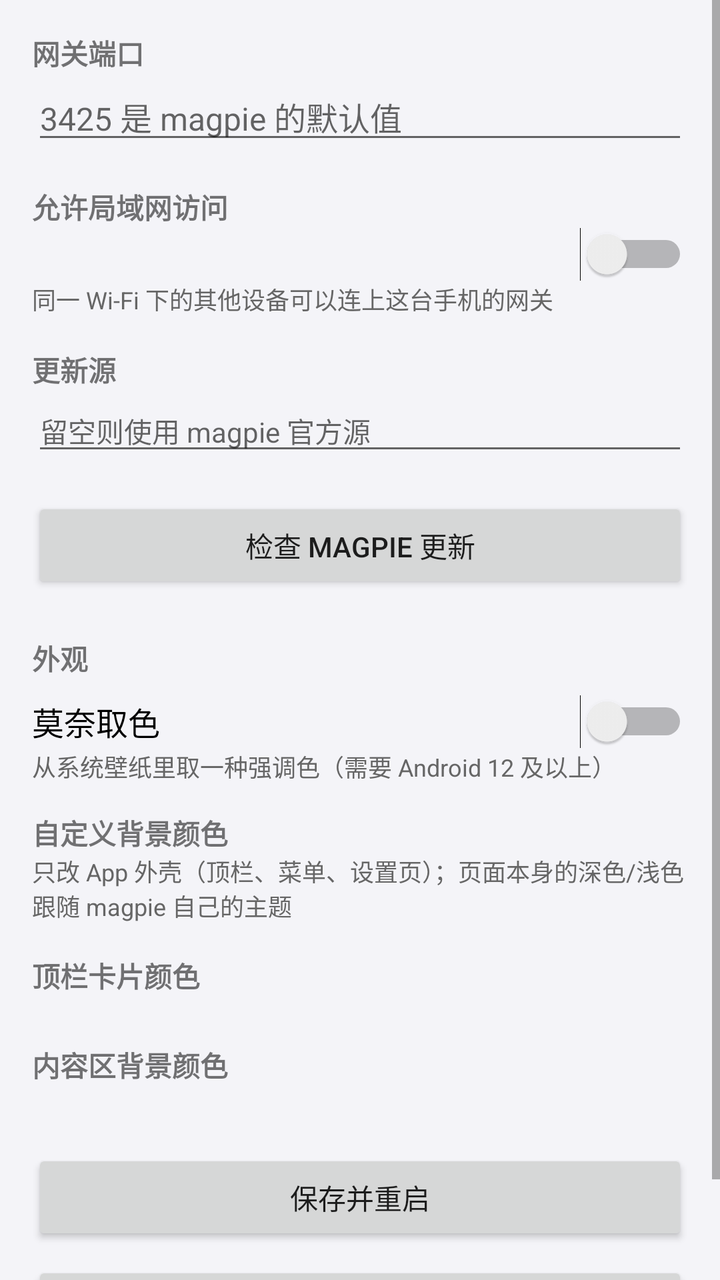
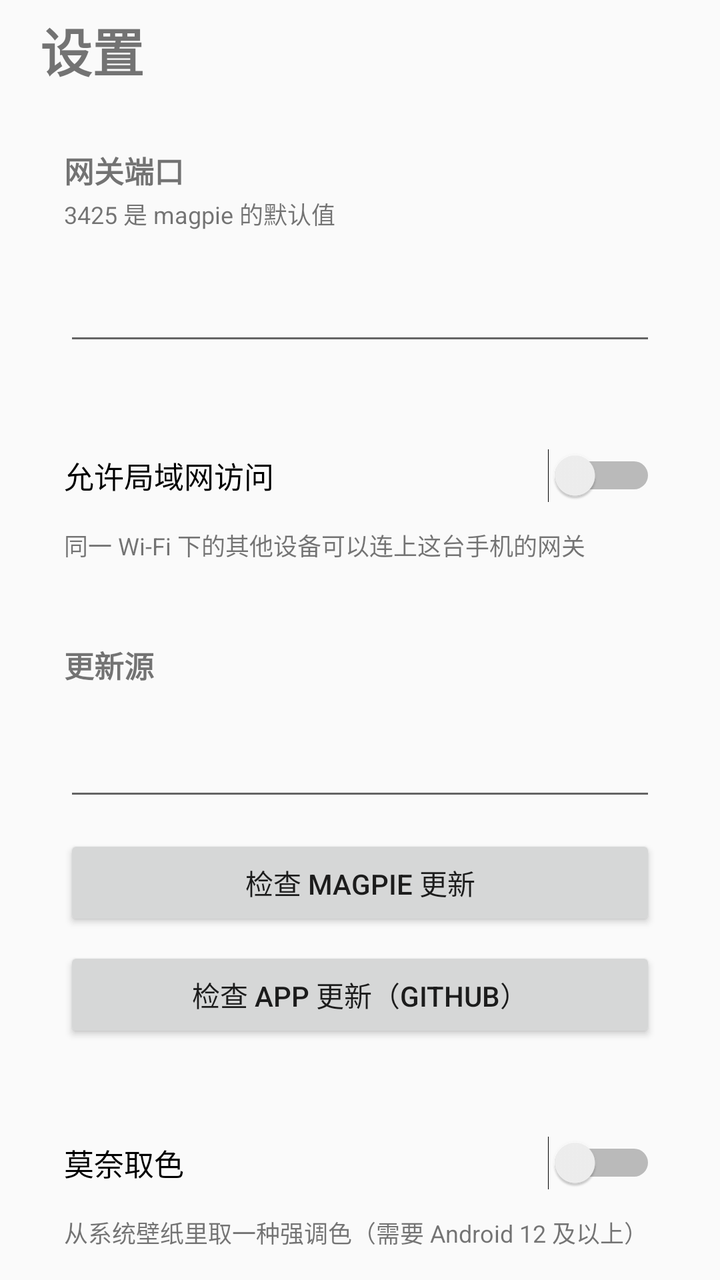

The first picture is an Android layout as it rendered before a commit; the second is the same layout after the commit. The layout source and the unified diff follow.
<!-- AndroidManifest.xml: application theme Theme.Magpie -->
<!-- res/layout/activity_settings.xml -->
<?xml version="1.0" encoding="utf-8"?>
<ScrollView xmlns:android="http://schemas.android.com/apk/res/android"
    android:id="@+id/settings_root"
    android:layout_width="match_parent"
    android:layout_height="match_parent"
    android:background="#F4F4F8"
    android:fillViewport="true">

    <LinearLayout
        android:layout_width="match_parent"
        android:layout_height="wrap_content"
        android:orientation="vertical"
        android:padding="16dp">

        <TextView
            android:layout_width="match_parent"
            android:layout_height="wrap_content"
            android:text="@string/settings_gateway_port"
            android:textSize="14sp"
            android:textStyle="bold" />

        <EditText
            android:id="@+id/port"
            android:layout_width="match_parent"
            android:layout_height="wrap_content"
            android:hint="@string/settings_gateway_port_hint"
            android:inputType="number"
            android:maxLength="5"
            android:textSize="16sp" />

        <TextView
            android:layout_width="match_parent"
            android:layout_height="wrap_content"
            android:layout_marginTop="16dp"
            android:text="@string/settings_lan"
            android:textSize="14sp"
            android:textStyle="bold" />

        <Switch
            android:id="@+id/lan"
            android:layout_width="match_parent"
            android:layout_height="wrap_content" />

        <TextView
            android:layout_width="match_parent"
            android:layout_height="wrap_content"
            android:text="@string/settings_lan_hint"
            android:textColor="#666666"
            android:textSize="12sp" />

        <TextView
            android:layout_width="match_parent"
            android:layout_height="wrap_content"
            android:layout_marginTop="16dp"
            android:text="@string/settings_update_feed"
            android:textSize="14sp"
            android:textStyle="bold" />

        <EditText
            android:id="@+id/feed"
            android:layout_width="match_parent"
            android:layout_height="wrap_content"
            android:hint="@string/settings_update_feed_hint"
            android:inputType="textUri"
            android:textSize="14sp" />

        <Button
            android:id="@+id/check_update"
            android:layout_width="match_parent"
            android:layout_height="wrap_content"
            android:layout_marginTop="16dp"
            android:text="@string/settings_check_update" />

        <TextView
            android:layout_width="match_parent"
            android:layout_height="wrap_content"
            android:layout_marginTop="22dp"
            android:text="@string/settings_appearance"
            android:textSize="14sp"
            android:textStyle="bold" />

        <Switch
            android:id="@+id/monet"
            android:layout_width="match_parent"
            android:layout_height="wrap_content"
            android:layout_marginTop="8dp"
            android:text="@string/settings_monet"
            android:textSize="16sp" />

        <TextView
            android:id="@+id/monet_hint"
            android:layout_width="match_parent"
            android:layout_height="wrap_content"
            android:text="@string/settings_monet_hint"
            android:textColor="#666666"
            android:textSize="12sp" />

        <TextView
            android:layout_width="match_parent"
            android:layout_height="wrap_content"
            android:layout_marginTop="14dp"
            android:text="@string/settings_bg"
            android:textSize="14sp"
            android:textStyle="bold" />

        <TextView
            android:layout_width="match_parent"
            android:layout_height="wrap_content"
            android:text="@string/settings_bg_hint"
            android:textColor="#666666"
            android:textSize="12sp" />

        <TextView
            android:layout_width="match_parent"
            android:layout_height="wrap_content"
            android:layout_marginTop="16dp"
            android:text="@string/settings_header_bg"
            android:textSize="14sp"
            android:textStyle="bold" />

        <LinearLayout
            android:id="@+id/colors_header"
            android:layout_width="match_parent"
            android:layout_height="wrap_content"
            android:layout_marginTop="8dp"
            android:orientation="horizontal" />

        <TextView
            android:layout_width="match_parent"
            android:layout_height="wrap_content"
            android:layout_marginTop="16dp"
            android:text="@string/settings_page_bg"
            android:textSize="14sp"
            android:textStyle="bold" />

        <LinearLayout
            android:id="@+id/colors_page"
            android:layout_width="match_parent"
            android:layout_height="wrap_content"
            android:layout_marginTop="8dp"
            android:orientation="horizontal" />

        <Button
            android:id="@+id/save"
            android:layout_width="match_parent"
            android:layout_height="wrap_content"
            android:layout_marginTop="24dp"
            android:text="@string/settings_save" />

        <Button
            android:id="@+id/restart"
            android:layout_width="match_parent"
            android:layout_height="wrap_content"
            android:layout_marginTop="8dp"
            android:text="@string/settings_restart_now" />

    </LinearLayout>
</ScrollView>
<!-- resources referenced by this layout -->
<resources>
  <string name="settings_appearance">外观</string>
  <string name="settings_bg">自定义背景颜色</string>
  <string name="settings_bg_hint">只改 App 外壳（顶栏、菜单、设置页）；页面本身的深色/浅色跟随 magpie 自己的主题</string>
  <string name="settings_check_update">检查 magpie 更新</string>
  <string name="settings_gateway_port">网关端口</string>
  <string name="settings_gateway_port_hint">3425 是 magpie 的默认值</string>
  <string name="settings_header_bg">顶栏卡片颜色</string>
  <string name="settings_lan">允许局域网访问</string>
  <string name="settings_lan_hint">同一 Wi-Fi 下的其他设备可以连上这台手机的网关</string>
  <string name="settings_monet">莫奈取色</string>
  <string name="settings_monet_hint">从系统壁纸里取一种强调色（需要 Android 12 及以上）</string>
  <string name="settings_page_bg">内容区背景颜色</string>
  <string name="settings_restart_now">立即重启网关</string>
  <string name="settings_save">保存并重启</string>
  <string name="settings_update_feed">更新源</string>
  <string name="settings_update_feed_hint">留空则使用 magpie 官方源</string>
  <style name="Theme.Magpie" parent="@android:style/Theme.Material.Light.NoActionBar">
          <item name="android:windowBackground">#F4F4F8</item>
          
          <item name="android:statusBarColor">@android:color/transparent</item>
          <item name="android:navigationBarColor">@android:color/transparent</item>
          <item name="android:windowLightStatusBar">true</item>
          <item name="android:windowLightNavigationBar">true</item>
          <item name="android:windowDrawsSystemBarBackgrounds">true</item>
          <item name="android:windowLayoutInDisplayCutoutMode">shortEdges</item>
          <item name="android:windowActionModeOverlay">true</item>
      </style>
</resources>

<!-- the commit's change to res/layout/activity_settings.xml (unified diff, before → after) -->
@@ -3,155 +3,202 @@
     android:id="@+id/settings_root"
     android:layout_width="match_parent"
     android:layout_height="match_parent"
-    android:background="#F4F4F8"
-    android:fillViewport="true">
+    android:fillViewport="true"
+    android:scrollbars="none">
 
     <LinearLayout
         android:layout_width="match_parent"
         android:layout_height="wrap_content"
         android:orientation="vertical"
-        android:padding="16dp">
+        android:paddingStart="16dp"
+        android:paddingTop="6dp"
+        android:paddingEnd="16dp"
+        android:paddingBottom="24dp">
 
         <TextView
-            android:layout_width="match_parent"
-            android:layout_height="wrap_content"
-            android:text="@string/settings_gateway_port"
-            android:textSize="14sp"
+            android:id="@+id/settings_title"
+            android:layout_width="wrap_content"
+            android:layout_height="wrap_content"
+            android:layout_marginStart="4dp"
+            android:layout_marginBottom="14dp"
+            android:text="@string/act_settings"
+            android:textSize="26sp"
             android:textStyle="bold" />
 
-        <EditText
-            android:id="@+id/port"
-            android:layout_width="match_parent"
-            android:layout_height="wrap_content"
-            android:hint="@string/settings_gateway_port_hint"
-            android:inputType="number"
-            android:maxLength="5"
-            android:textSize="16sp" />
-
-        <TextView
-            android:layout_width="match_parent"
-            android:layout_height="wrap_content"
-            android:layout_marginTop="16dp"
-            android:text="@string/settings_lan"
-            android:textSize="14sp"
-            android:textStyle="bold" />
-
-        <Switch
-            android:id="@+id/lan"
-            android:layout_width="match_parent"
-            android:layout_height="wrap_content" />
-
-        <TextView
-            android:layout_width="match_parent"
-            android:layout_height="wrap_content"
-            android:text="@string/settings_lan_hint"
-            android:textColor="#666666"
-            android:textSize="12sp" />
-
-        <TextView
-            android:layout_width="match_parent"
-            android:layout_height="wrap_content"
-            android:layout_marginTop="16dp"
-            android:text="@string/settings_update_feed"
-            android:textSize="14sp"
-            android:textStyle="bold" />
-
-        <EditText
-            android:id="@+id/feed"
-            android:layout_width="match_parent"
-            android:layout_height="wrap_content"
-            android:hint="@string/settings_update_feed_hint"
-            android:inputType="textUri"
-            android:textSize="14sp" />
-
-        <Button
-            android:id="@+id/check_update"
-            android:layout_width="match_parent"
-            android:layout_height="wrap_content"
-            android:layout_marginTop="16dp"
-            android:text="@string/settings_check_update" />
-
-        <TextView
-            android:layout_width="match_parent"
-            android:layout_height="wrap_content"
-            android:layout_marginTop="22dp"
-            android:text="@string/settings_appearance"
-            android:textSize="14sp"
-            android:textStyle="bold" />
-
-        <Switch
-            android:id="@+id/monet"
-            android:layout_width="match_parent"
-            android:layout_height="wrap_content"
-            android:layout_marginTop="8dp"
-            android:text="@string/settings_monet"
-            android:textSize="16sp" />
-
-        <TextView
-            android:id="@+id/monet_hint"
-            android:layout_width="match_parent"
-            android:layout_height="wrap_content"
-            android:text="@string/settings_monet_hint"
-            android:textColor="#666666"
-            android:textSize="12sp" />
-
-        <TextView
-            android:layout_width="match_parent"
-            android:layout_height="wrap_content"
-            android:layout_marginTop="14dp"
-            android:text="@string/settings_bg"
-            android:textSize="14sp"
-            android:textStyle="bold" />
-
-        <TextView
-            android:layout_width="match_parent"
-            android:layout_height="wrap_content"
-            android:text="@string/settings_bg_hint"
-            android:textColor="#666666"
-            android:textSize="12sp" />
-
-        <TextView
-            android:layout_width="match_parent"
-            android:layout_height="wrap_content"
-            android:layout_marginTop="16dp"
-            android:text="@string/settings_header_bg"
-            android:textSize="14sp"
-            android:textStyle="bold" />
-
-        <LinearLayout
-            android:id="@+id/colors_header"
-            android:layout_width="match_parent"
-            android:layout_height="wrap_content"
-            android:layout_marginTop="8dp"
-            android:orientation="horizontal" />
-
-        <TextView
-            android:layout_width="match_parent"
-            android:layout_height="wrap_content"
-            android:layout_marginTop="16dp"
-            android:text="@string/settings_page_bg"
-            android:textSize="14sp"
-            android:textStyle="bold" />
-
-        <LinearLayout
-            android:id="@+id/colors_page"
-            android:layout_width="match_parent"
-            android:layout_height="wrap_content"
-            android:layout_marginTop="8dp"
-            android:orientation="horizontal" />
+        <LinearLayout
+            android:id="@+id/card_port"
+            android:layout_width="match_parent"
+            android:layout_height="wrap_content"
+            android:orientation="vertical"
+            android:padding="16dp">
+
+            <TextView
+                android:id="@+id/label_port"
+                android:layout_width="match_parent"
+                android:layout_height="wrap_content"
+                android:text="@string/settings_gateway_port"
+                android:textSize="15sp"
+                android:textStyle="bold" />
+
+            <TextView
+                android:id="@+id/hint_port"
+                android:layout_width="match_parent"
+                android:layout_height="wrap_content"
+                android:layout_marginTop="2dp"
+                android:text="@string/settings_gateway_port_hint"
+                android:textSize="12sp" />
+
+            <EditText
+                android:id="@+id/port"
+                android:layout_width="match_parent"
+                android:layout_height="52dp"
+                android:layout_marginTop="10dp"
+                android:gravity="center_vertical"
+                android:inputType="number"
+                android:maxLength="5"
+                android:paddingStart="14dp"
+                android:paddingEnd="14dp"
+                android:textSize="16sp" />
+        </LinearLayout>
+
+        <LinearLayout
+            android:id="@+id/card_lan"
+            android:layout_width="match_parent"
+            android:layout_height="wrap_content"
+            android:layout_marginTop="10dp"
+            android:orientation="vertical"
+            android:paddingStart="16dp"
+            android:paddingTop="8dp"
+            android:paddingEnd="16dp"
+            android:paddingBottom="14dp">
+
+            <Switch
+                android:id="@+id/lan"
+                android:layout_width="match_parent"
+                android:layout_height="52dp"
+                android:text="@string/settings_lan"
+                android:textSize="15sp" />
+
+            <TextView
+                android:id="@+id/hint_lan"
+                android:layout_width="match_parent"
+                android:layout_height="wrap_content"
+                android:text="@string/settings_lan_hint"
+                android:textSize="12sp" />
+        </LinearLayout>
+
+        <LinearLayout
+            android:id="@+id/card_feed"
+            android:layout_width="match_parent"
+            android:layout_height="wrap_content"
+            android:layout_marginTop="10dp"
+            android:orientation="vertical"
+            android:padding="16dp">
+
+            <TextView
+                android:id="@+id/label_feed"
+                android:layout_width="match_parent"
+                android:layout_height="wrap_content"
+                android:text="@string/settings_update_feed"
+                android:textSize="15sp"
+                android:textStyle="bold" />
+
+            <EditText
+                android:id="@+id/feed"
+                android:layout_width="match_parent"
+                android:layout_height="52dp"
+                android:layout_marginTop="10dp"
+                android:gravity="center_vertical"
+                android:inputType="textUri"
+                android:paddingStart="14dp"
+                android:paddingEnd="14dp"
+                android:textSize="14sp" />
+
+            <Button
+                android:id="@+id/check_update"
+                android:layout_width="match_parent"
+                android:layout_height="48dp"
+                android:layout_marginTop="12dp"
+                android:text="@string/settings_check_update" />
+
+            <Button
+                android:id="@+id/check_shell"
+                android:layout_width="match_parent"
+                android:layout_height="48dp"
+                android:layout_marginTop="8dp"
+                android:text="@string/settings_check_shell" />
+        </LinearLayout>
+
+        <LinearLayout
+            android:id="@+id/card_appearance"
+            android:layout_width="match_parent"
+            android:layout_height="wrap_content"
+            android:layout_marginTop="10dp"
+            android:orientation="vertical"
+            android:paddingStart="16dp"
+            android:paddingTop="8dp"
+            android:paddingEnd="16dp"
+            android:paddingBottom="14dp">
+
+            <Switch
+                android:id="@+id/monet"
+                android:layout_width="match_parent"
+                android:layout_height="52dp"
+                android:text="@string/settings_monet"
+                android:textSize="15sp" />
+
+            <TextView
+                android:id="@+id/monet_hint"
+                android:layout_width="match_parent"
+                android:layout_height="wrap_content"
+                android:text="@string/settings_monet_hint"
+                android:textSize="12sp" />
+        </LinearLayout>
+
+        <LinearLayout
+            android:id="@+id/card_seed"
+            android:layout_width="match_parent"
+            android:layout_height="wrap_content"
+            android:layout_marginTop="10dp"
+            android:orientation="vertical"
+            android:padding="16dp">
+
+            <TextView
+                android:id="@+id/label_seed"
+                android:layout_width="match_parent"
+                android:layout_height="wrap_content"
+                android:text="@string/settings_seed"
+                android:textSize="15sp"
+                android:textStyle="bold" />
+
+            <TextView
+                android:id="@+id/hint_seed"
+                android:layout_width="match_parent"
+                android:layout_height="wrap_content"
+                android:layout_marginTop="2dp"
+                android:text="@string/settings_seed_hint"
+                android:textSize="12sp" />
+
+            <LinearLayout
+                android:id="@+id/colors_seed"
+                android:layout_width="match_parent"
+                android:layout_height="wrap_content"
+                android:layout_marginTop="14dp"
+                android:orientation="horizontal" />
+        </LinearLayout>
 
         <Button
             android:id="@+id/save"
             android:layout_width="match_parent"
-            android:layout_height="wrap_content"
-            android:layout_marginTop="24dp"
+            android:layout_height="52dp"
+            android:layout_marginTop="20dp"
             android:text="@string/settings_save" />
 
         <Button
             android:id="@+id/restart"
             android:layout_width="match_parent"
-            android:layout_height="wrap_content"
-            android:layout_marginTop="8dp"
+            android:layout_height="52dp"
+            android:layout_marginTop="10dp"
             android:text="@string/settings_restart_now" />
 
     </LinearLayout>
<!-- resource entries referenced after the edit -->
@@ -1,23 +1,21 @@
 <!-- resources referenced by this layout -->
 <resources>
-  <string name="settings_appearance">外观</string>
-  <string name="settings_bg">自定义背景颜色</string>
-  <string name="settings_bg_hint">只改 App 外壳（顶栏、菜单、设置页）；页面本身的深色/浅色跟随 magpie 自己的主题</string>
+  <string name="act_settings">设置</string>
+  <string name="settings_check_shell">检查 App 更新（GitHub）</string>
   <string name="settings_check_update">检查 magpie 更新</string>
   <string name="settings_gateway_port">网关端口</string>
   <string name="settings_gateway_port_hint">3425 是 magpie 的默认值</string>
-  <string name="settings_header_bg">顶栏卡片颜色</string>
   <string name="settings_lan">允许局域网访问</string>
   <string name="settings_lan_hint">同一 Wi-Fi 下的其他设备可以连上这台手机的网关</string>
   <string name="settings_monet">莫奈取色</string>
   <string name="settings_monet_hint">从系统壁纸里取一种强调色（需要 Android 12 及以上）</string>
-  <string name="settings_page_bg">内容区背景颜色</string>
   <string name="settings_restart_now">立即重启网关</string>
   <string name="settings_save">保存并重启</string>
+  <string name="settings_seed">主题色</string>
+  <string name="settings_seed_hint">Material 3 · TonalSpot · SPEC 2025：从八种种子色生成整套配色</string>
   <string name="settings_update_feed">更新源</string>
-  <string name="settings_update_feed_hint">留空则使用 magpie 官方源</string>
   <style name="Theme.Magpie" parent="@android:style/Theme.Material.Light.NoActionBar">
-          <item name="android:windowBackground">#F4F4F8</item>
+          <item name="android:windowBackground">?android:attr/colorBackground</item>
           
           <item name="android:statusBarColor">@android:color/transparent</item>
           <item name="android:navigationBarColor">@android:color/transparent</item>
@@ -26,6 +24,9 @@
           <item name="android:windowDrawsSystemBarBackgrounds">true</item>
           <item name="android:windowLayoutInDisplayCutoutMode">shortEdges</item>
           <item name="android:windowActionModeOverlay">true</item>
+          
+          <item name="android:colorAccent">#8B4F38</item>
+          <item name="android:colorControlActivated">#8B4F38</item>
       </style>
 </resources>
 
